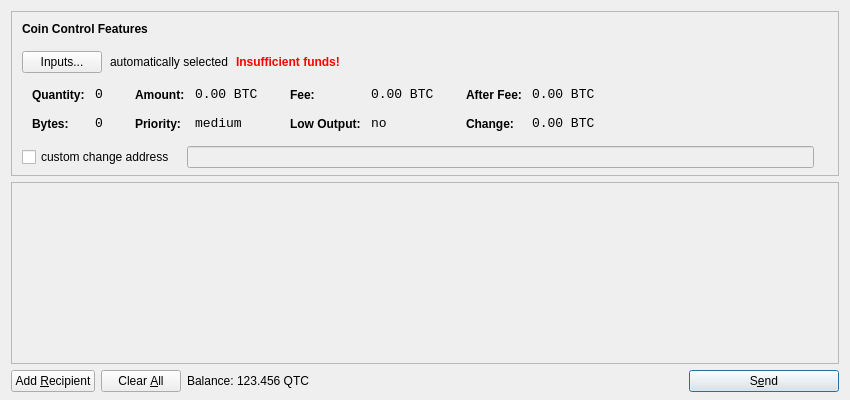
Qt form src/qt/forms/sendcoinsdialog.ui (Qcoin/qcoin) before a commit.
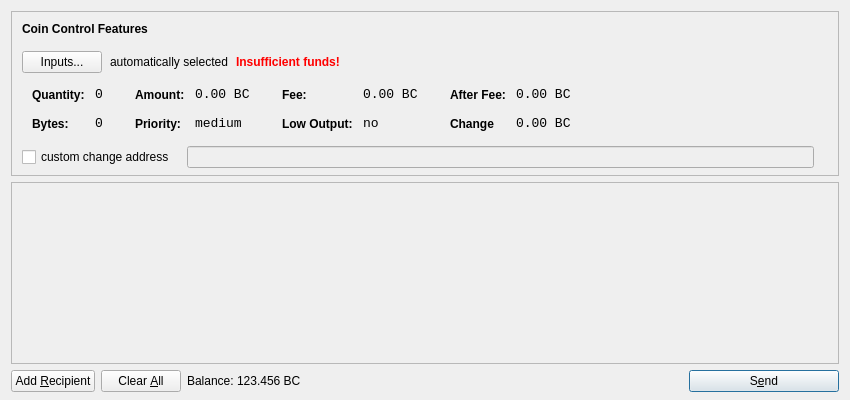
The same form after that commit. Icons and pictures are not drawn.

What changed in the file:
```diff
--- a/src/qt/forms/sendcoinsdialog.ui
+++ b/src/qt/forms/sendcoinsdialog.ui
@@ -321,7 +321,7 @@
                   <enum>Qt::ActionsContextMenu</enum>
                  </property>
                  <property name="text">
-                  <string notr="true">0.00 BTC</string>
+                  <string>0.00 BC</string>
                  </property>
                  <property name="textInteractionFlags">
                   <set>Qt::LinksAccessibleByMouse|Qt::TextSelectableByKeyboard|Qt::TextSelectableByMouse</set>
@@ -407,7 +407,7 @@
                   <enum>Qt::ActionsContextMenu</enum>
                  </property>
                  <property name="text">
-                  <string notr="true">0.00 BTC</string>
+                  <string>0.00 BC</string>
                  </property>
                  <property name="textInteractionFlags">
                   <set>Qt::LinksAccessibleByMouse|Qt::TextSelectableByKeyboard|Qt::TextSelectableByMouse</set>
@@ -493,7 +493,7 @@
                   <enum>Qt::ActionsContextMenu</enum>
                  </property>
                  <property name="text">
-                  <string notr="true">0.00 BTC</string>
+                  <string>0.00 BC</string>
                  </property>
                  <property name="textInteractionFlags">
                   <set>Qt::LinksAccessibleByMouse|Qt::TextSelectableByKeyboard|Qt::TextSelectableByMouse</set>
@@ -506,7 +506,7 @@
                   <string notr="true">font-weight:bold;</string>
                  </property>
                  <property name="text">
-                  <string>Change:</string>
+                  <string>Change</string>
                  </property>
                 </widget>
                </item>
@@ -525,7 +525,7 @@
                   <enum>Qt::ActionsContextMenu</enum>
                  </property>
                  <property name="text">
-                  <string notr="true">0.00 BTC</string>
+                  <string>0.00 BC</string>
                  </property>
                  <property name="textInteractionFlags">
                   <set>Qt::LinksAccessibleByMouse|Qt::TextSelectableByKeyboard|Qt::TextSelectableByMouse</set>
@@ -720,7 +720,7 @@
           <cursorShape>IBeamCursor</cursorShape>
          </property>
          <property name="text">
-          <string>123.456 QTC</string>
+          <string>123.456 BC</string>
          </property>
          <property name="textInteractionFlags">
           <set>Qt::LinksAccessibleByMouse|Qt::TextSelectableByKeyboard|Qt::TextSelectableByMouse</set>
```
Left out of the diff: 4 changed lines with no effect on the pictures.
